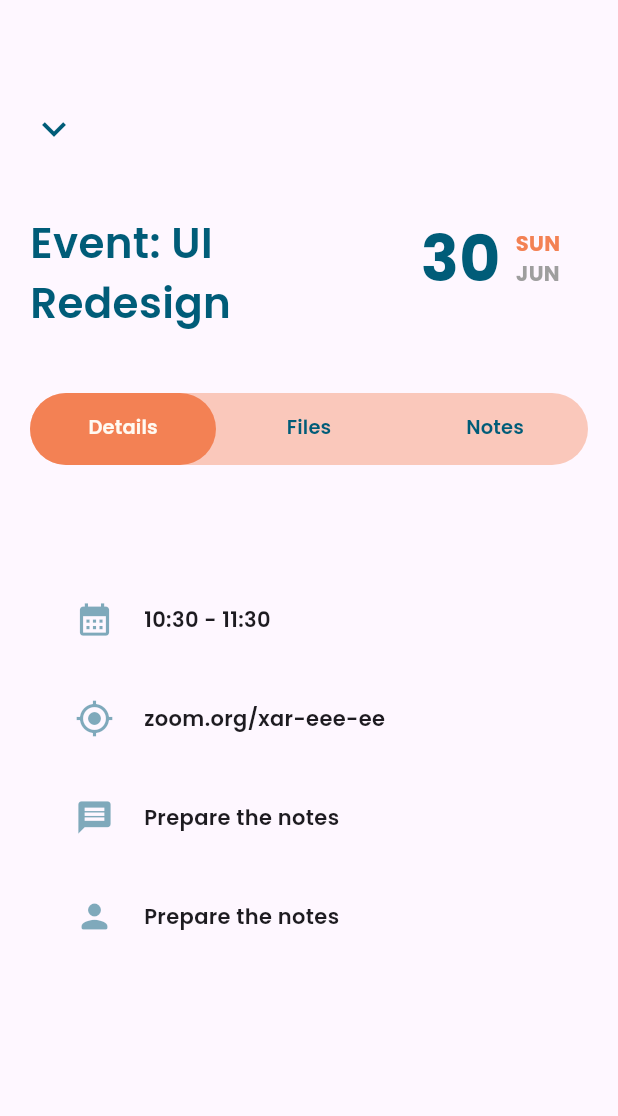
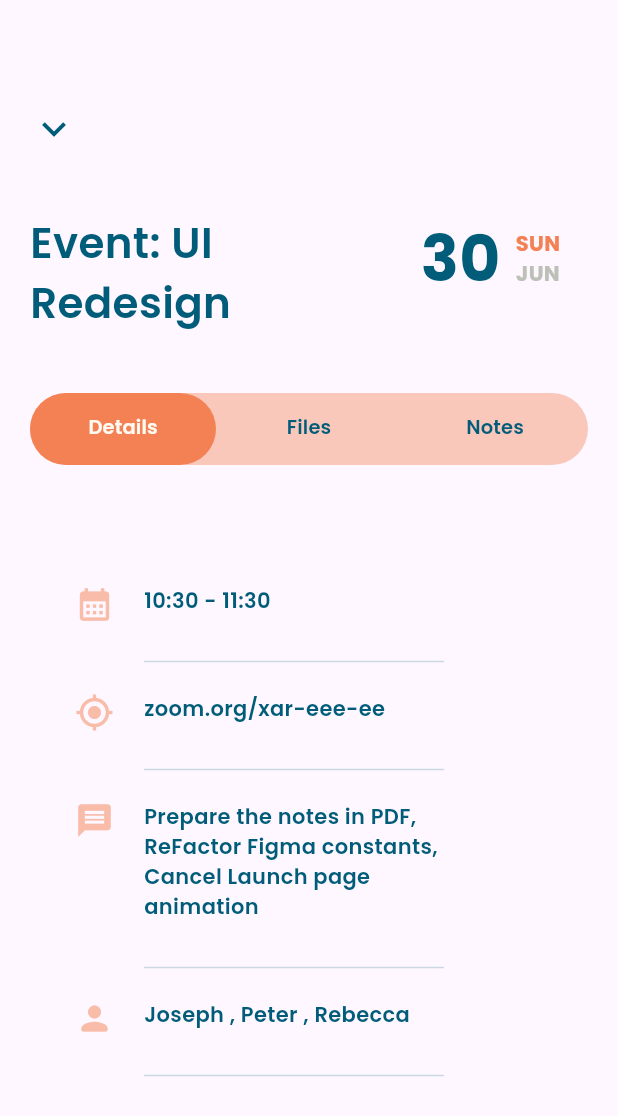
Before and after one commit to mvishnuprasad/taskIt, a Flutter app: the EventDetail widget shown alone on an empty page, opened directly, on a phone screen of 412 x 824 dp. Shown: the top 1116 px of the screen. Run offline on Flutter 3.47's test engine with Material 3 defaults, Android fonts, the phone set to English and light mode, and no system bars; our stand-ins replace calendar_view, date_picker_timeline, google_fonts; missing offline and left inert: flutter_week_view.

Commit message:
code cleanup

```diff
--- a/lib/components/custom_text.dart
+++ /dev/null
@@ -1,43 +0,0 @@
-import 'package:flutter/material.dart';
-import 'package:google_fonts/google_fonts.dart';
-import 'package:taskit/constants/appconstants.dart';
-
-class TextView extends StatelessWidget {
-  final double fontSize;
-  final Color? color;
-  final String title;
-  const TextView(
-      {super.key, required this.fontSize, this.color, required this.title});
-
-  @override
-  Widget build(BuildContext context) {
-    return Text(title,
-        style: GoogleFonts.poppins(
-            textStyle: TextStyle(
-                color: color,
-                fontSize: fontSize,
-                fontWeight: FontWeight.w600)));
-  }
-}
-
-class IconsDecorated extends StatelessWidget {
-  final IconData icons;
-  const IconsDecorated({required this.icons, super.key});
-
-  @override
-  Widget build(BuildContext context) {
-    return Container(
-      decoration: BoxDecoration(
-          shape: BoxShape.circle,
-          color: AppThemeColors.highLight.withOpacity(0.5)),
-      child: Padding(
-        padding: const EdgeInsets.all(8.0),
-        child: Icon(
-          icons,
-          size: 24.0,
-          color: AppThemeColors.background,
-        ),
-      ),
-    );
-  }
-}
--- /dev/null
+++ b/lib/components/date_text.dart
@@ -0,0 +1,43 @@
+import 'package:flutter/material.dart';
+import 'package:intl/intl.dart';
+import 'package:taskit/components/text_view.dart';
+import 'package:taskit/constants/appconstants.dart';
+
+class TodayDate extends StatelessWidget {
+  const TodayDate({super.key});
+
+  @override
+  Widget build(BuildContext context) {
+    return Row(
+      mainAxisAlignment: MainAxisAlignment.center,
+      children: [
+        TextView(
+          title: "${DateTime.now().day}",
+          fontSize: 42,
+          color: AppThemeColors.primaryColor,
+          fontWeight: FontWeight.bold,
+        ),
+        const SizedBox(
+          width: 10,
+        ),
+        Column(
+          mainAxisAlignment: MainAxisAlignment.start,
+          children: [
+            TextView(
+              title: DateFormat('EEE').format(DateTime.now()).toUpperCase(),
+              fontSize: 14,
+              color: AppThemeColors.highLight,
+              fontWeight: FontWeight.bold,
+            ),
+            TextView(
+              title: DateFormat('MMM').format(DateTime.now()).toUpperCase(),
+              fontSize: 14,
+              color: AppThemeColors.shadow,
+              fontWeight: FontWeight.bold,
+            ),
+          ],
+        )
+      ],
+    );
+  }
+}
--- a/lib/components/dateview.dart
+++ /dev/null
@@ -1,49 +0,0 @@
-import 'package:flutter/material.dart';
-import 'package:google_fonts/google_fonts.dart';
-import 'package:intl/intl.dart';
-import 'package:taskit/constants/appconstants.dart';
-
-class TodayDate extends StatelessWidget {
-  const TodayDate({super.key});
-
-  @override
-  Widget build(BuildContext context) {
-    return Row(
-      mainAxisAlignment: MainAxisAlignment.center,
-      children: [
-        Text(
-          "${DateTime.now().day}",
-          style: GoogleFonts.poppins(
-              textStyle:  TextStyle(
-                  color: AppThemeColors.primaryColor,
-                  fontSize: 42,
-                  fontWeight: FontWeight.bold)),
-        ),
-        const SizedBox(
-          width: 10,
-        ),
-        Column(
-          mainAxisAlignment: MainAxisAlignment.start,
-          children: [
-            Text(
-              DateFormat('EEE').format(DateTime.now()).toUpperCase(),
-              style: GoogleFonts.poppins(
-                  textStyle:  TextStyle(
-                      color: AppThemeColors.highLight,
-                      fontSize: 14,
-                      fontWeight: FontWeight.bold)),
-            ),
-            Text(
-              DateFormat('MMM').format(DateTime.now()).toUpperCase(),
-              style: GoogleFonts.poppins(
-                  textStyle: const TextStyle(
-                      color: Colors.grey,
-                      fontSize: 14,
-                      fontWeight: FontWeight.bold)),
-            ),
-          ],
-        )
-      ],
-    );
-  }
-}
--- a/lib/components/dayview.dart
+++ b/lib/components/dayview.dart
@@ -1,7 +1,6 @@
 import 'package:flutter/material.dart';
 import 'package:flutter_week_view/flutter_week_view.dart';
 import 'package:google_fonts/google_fonts.dart';
-import 'package:taskit/components/dateview.dart';
 import 'package:taskit/pages/event_detail.dart';
 import '../constants/appconstants.dart';
 
--- /dev/null
+++ b/lib/components/tab_bar_first.dart
@@ -0,0 +1,80 @@
+import 'package:flutter/material.dart';
+import 'package:taskit/constants/appconstants.dart';
+
+import 'text_view.dart';
+
+class DetailsTabBar extends StatelessWidget {
+  const DetailsTabBar({super.key});
+
+  @override
+  Widget build(BuildContext context) {
+    return ListView(
+      shrinkWrap: true,
+      children: const [
+        TabBarItem(
+          icon: Icons.calendar_month,
+          text: '10:30 - 11:30',
+        ),
+        TabBarItem(
+          icon: Icons.my_location_outlined,
+          text: 'zoom.org/xar-eee-ee',
+        ),
+        TabBarItem(
+          icon: Icons.message,
+          text:
+              'Prepare the notes in PDF, ReFactor Figma constants, Cancel Launch page animation',
+        ),
+        TabBarItem(
+          icon: Icons.person_rounded,
+          text: 'Joseph , Peter , Rebecca',
+        ),
+      ],
+    );
+  }
+}
+
+class TabBarItem extends StatelessWidget {
+  final IconData icon;
+  final String text;
+  const TabBarItem({super.key, required this.icon, required this.text});
+
+  @override
+  Widget build(BuildContext context) {
+    return Container(
+      padding: const EdgeInsets.symmetric(vertical: 10.0),
+      child: Row(
+        crossAxisAlignment: CrossAxisAlignment.start,
+        children: [
+          Icon(
+            icon,
+            size: 26,
+            color: AppThemeColors.highLight.withOpacity(0.5),
+          ),
+          const SizedBox(
+            width: 20,
+          ),
+          ConstrainedBox(
+              constraints: const BoxConstraints(maxWidth: 200),
+              child: Column(
+                crossAxisAlignment: CrossAxisAlignment.start,
+                children: [
+                  TextView(
+                    title: text,
+                    fontSize: 14,
+                    color: AppThemeColors.primaryColor,
+                    fontWeight: FontWeight.w600,
+                  ),
+                  const SizedBox(
+                    height: 30,
+                  ),
+                  Divider(
+                    height: 2,
+                    color: AppThemeColors.primaryColor.withOpacity(0.2),
+                  )
+                ],
+              ))
+        ],
+      ),
+    );
+  }
+}
--- a/lib/components/tab_bar_page.dart
+++ /dev/null
@@ -1,40 +0,0 @@
-import 'package:flutter/material.dart';
-import 'package:taskit/components/custom_text.dart';
-import 'package:taskit/constants/appconstants.dart';
-class DetailsTabBar extends StatelessWidget {
-  const DetailsTabBar({super.key});
-
-  @override
-  Widget build(BuildContext context) {
-    return ListView(
-      children: const [
-        TabBarItem(icon: Icons.calendar_month, text: '10:30 - 11:30',),
-        TabBarItem(icon: Icons.my_location_outlined, text: 'zoom.org/xar-eee-ee',),
-        TabBarItem(icon: Icons.message, text: 'Prepare the notes',),
-        TabBarItem(icon: Icons.person_rounded, text: 'Prepare the notes',),
-      ],
-    );
-  }
-
-
-}
-
-class TabBarItem extends StatelessWidget {
-  final IconData icon;
-  final String text;
-  const TabBarItem({super.key, required this.icon, required this.text});
-
-  @override
-  Widget build(BuildContext context) {
-    return  Row(
-      crossAxisAlignment: CrossAxisAlignment.center,
-      children: [
-        Padding(
-          padding: const EdgeInsets.only(right:20.0,bottom: 20.0,top: 20),
-          child: Icon(icon,size: 26,color: AppThemeColors.primaryColor.withOpacity(0.5),),
-        ),
-         TextView(fontSize: 14, title: text)
-      ],
-    );
-  }
-}
--- /dev/null
+++ b/lib/components/text_view.dart
@@ -0,0 +1,20 @@
+import 'package:flutter/material.dart';
+import 'package:google_fonts/google_fonts.dart';
+import 'package:taskit/constants/appconstants.dart';
+
+class TextView extends StatelessWidget {
+  final double? fontSize;
+  final Color? color;
+  final String? title;
+  final FontWeight? fontWeight;
+  const TextView(
+      {super.key, this.fontSize, this.color, this.title, this.fontWeight});
+
+  @override
+  Widget build(BuildContext context) {
+    return Text(title ?? "",
+        style: GoogleFonts.poppins(
+            textStyle: TextStyle(
+                color: color, fontSize: fontSize, fontWeight: fontWeight)));
+  }
+}
--- a/lib/pages/calendar_view.dart
+++ b/lib/pages/calendar_view.dart
@@ -1,12 +1,11 @@
-import 'package:date_picker_timeline/extra/color.dart';
 import 'package:flutter/material.dart';
 import 'package:calendar_view/calendar_view.dart';
 import 'package:taskit/components/dayview.dart';
-import 'package:taskit/components/timeline.dart';
-import 'package:google_fonts/google_fonts.dart';
+import 'package:taskit/components/date_timeline.dart';
 import 'package:taskit/constants/appconstants.dart';
 
-import '../components/dateview.dart';
+import '../components/text_view.dart';
+import '../components/date_text.dart';
 
 class TaskCalendar extends StatelessWidget {
   const TaskCalendar({super.key});
@@ -61,21 +60,17 @@ class TaskCalendar extends StatelessWidget {
                           const SizedBox(
                             height: 25,
                           ),
-                          Text(
-                            "Hello John,",
-                            style: GoogleFonts.poppins(
-                                textStyle: const TextStyle(
-                                    color: Colors.grey,
-                                    fontSize: 14,
-                                    fontWeight: FontWeight.bold)),
+                          TextView(
+                            title: "Hello John,",
+                            fontSize: 14,
+                            color: AppThemeColors.shadow,
+                            fontWeight: FontWeight.bold,
                           ),
-                          Text(
-                            "Today",
-                            style: GoogleFonts.poppins(
-                                textStyle: TextStyle(
-                                    color: AppThemeColors.primaryColor,
-                                    fontSize: 36,
-                                    fontWeight: FontWeight.w600)),
+                          TextView(
+                            title: "Today",
+                            fontSize: 36,
+                            color: AppThemeColors.primaryColor,
+                            fontWeight: FontWeight.w600,
                           ),
                           const SizedBox(
                             height: 20,
@@ -96,20 +91,16 @@ class TaskCalendar extends StatelessWidget {
                           Row(
                             mainAxisAlignment: MainAxisAlignment.spaceBetween,
                             children: [
-                              Text(
-                                "Daily Tasks",
-                                style: GoogleFonts.poppins(
-                                    textStyle: const TextStyle(
-                                        color: Colors.grey,
-                                        fontSize: 28,
-                                        fontWeight: FontWeight.w600)),
+                              TextView(
+                                title: "Daily Tasks",
+                                fontSize: 28,
+                                color: AppThemeColors.shadow,
+                                fontWeight: FontWeight.w600,
                               ),
                               const TodayDate(),
                             ],
                           ),
-                          const SizedBox(
-                              height: 400,
-                              child: EventDayView())
+                          const SizedBox(height: 400, child: EventDayView())
                         ],
                       )),
                 ],
--- a/lib/pages/event_detail.dart
+++ b/lib/pages/event_detail.dart
@@ -1,7 +1,7 @@
 import 'package:flutter/material.dart';
-import 'package:taskit/components/custom_text.dart';
-import 'package:taskit/components/tab_bar_page.dart';
-import '../components/dateview.dart';
+import 'package:taskit/components/text_view.dart';
+import 'package:taskit/components/tab_bar_first.dart';
+import '../components/date_text.dart';
 import '../constants/appconstants.dart';
 
 class EventDetail extends StatelessWidget {
@@ -36,6 +36,7 @@ class EventDetail extends StatelessWidget {
                     fontSize: 28,
                     color: AppThemeColors.primaryColor,
                     title: "Event: UI Redesign",
+                    fontWeight: FontWeight.w600,
                   )),
               const TodayDate(),
             ]),
@@ -60,16 +61,19 @@ class EventDetail extends StatelessWidget {
                       icon: TextView(
                     fontSize: 13,
                     title: "Details",
+                    fontWeight: FontWeight.w600,
                   )),
                   Tab(
                       icon: TextView(
                     fontSize: 13,
                     title: "Files",
+                    fontWeight: FontWeight.w600,
                   )),
                   Tab(
                       icon: TextView(
                     fontSize: 13,
                     title: "Notes",
+                    fontWeight: FontWeight.w600,
                   )),
                 ],
               ),
```
Also changed, not shown: lib/components/date_timeline.dart (renamed from lib/components/timeline.dart).
